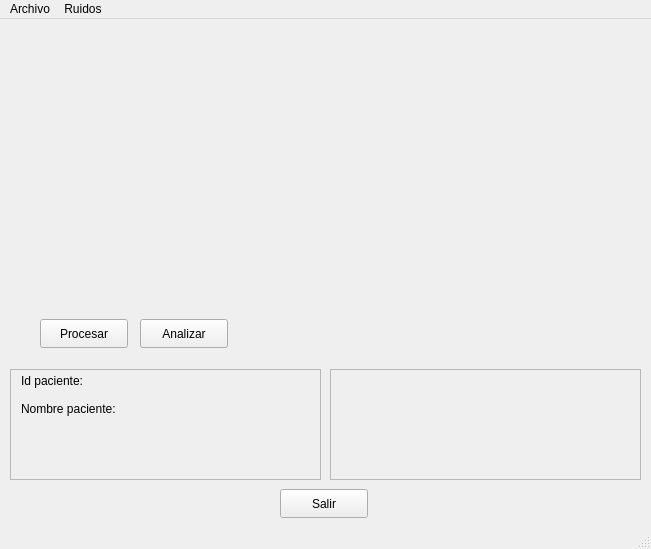
The window that dhdicom/visual/untitled.ui (ydiazn/dhdicom) describes before a commit, drawn with Qt 5.
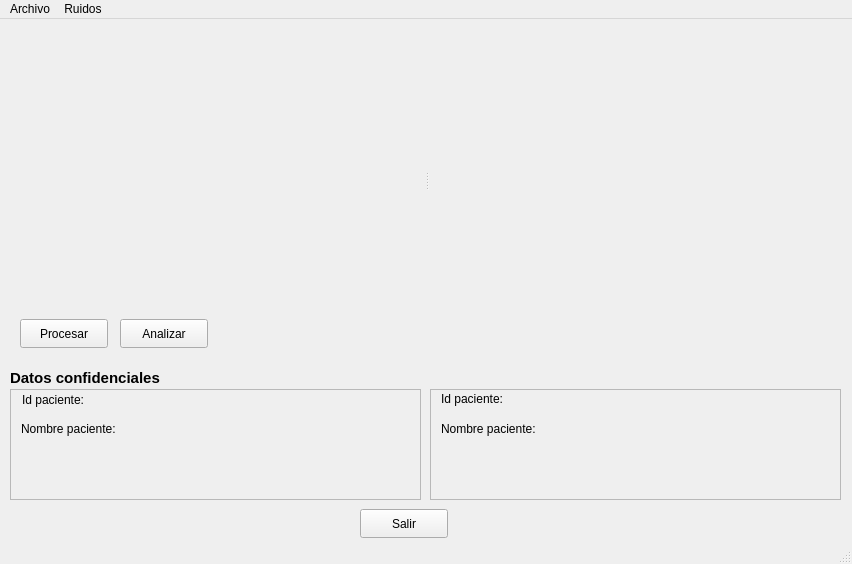
The same window after the commit.

Commit message: Modificando el visual  On branch 2-programacion-de-la-ui-con-pyqt4  Changes to be committed: 	modified:   dhdicom/visual/untitled.ui 	modified:   dhdicom/visual/visual.py

What changed in the file:
```diff
--- a/dhdicom/visual/untitled.ui
+++ b/dhdicom/visual/untitled.ui
@@ -6,8 +6,8 @@
    <rect>
     <x>0</x>
     <y>0</y>
-    <width>651</width>
-    <height>549</height>
+    <width>852</width>
+    <height>564</height>
    </rect>
   </property>
   <property name="windowTitle">
@@ -18,8 +18,8 @@
     <property name="geometry">
      <rect>
       <x>10</x>
-      <y>350</y>
-      <width>311</width>
+      <y>370</y>
+      <width>411</width>
       <height>111</height>
      </rect>
     </property>
@@ -31,17 +31,17 @@
       <rect>
        <x>0</x>
        <y>0</y>
-       <width>309</width>
+       <width>409</width>
        <height>109</height>
       </rect>
      </property>
      <widget class="QLabel" name="label_2">
       <property name="geometry">
        <rect>
-        <x>10</x>
-        <y>0</y>
-        <width>71</width>
-        <height>21</height>
+        <x>11</x>
+        <y>1</y>
+        <width>67</width>
+        <height>17</height>
        </rect>
       </property>
       <property name="text">
@@ -61,14 +61,44 @@
        <string>Nombre paciente:</string>
       </property>
      </widget>
+     <widget class="QLabel" name="lb_paciente_id">
+      <property name="geometry">
+       <rect>
+        <x>80</x>
+        <y>0</y>
+        <width>321</width>
+        <height>17</height>
+       </rect>
+      </property>
+      <property name="text">
+       <string/>
+      </property>
+     </widget>
+     <widget class="QLabel" name="lb_paciente_name">
+      <property name="geometry">
+       <rect>
+        <x>120</x>
+        <y>30</y>
+        <width>281</width>
+        <height>17</height>
+       </rect>
+      </property>
+      <property name="text">
+       <string/>
+      </property>
+     </widget>
+     <zorder>label_3</zorder>
+     <zorder>lb_paciente_name</zorder>
+     <zorder>label_2</zorder>
+     <zorder>lb_paciente_id</zorder>
     </widget>
    </widget>
    <widget class="QScrollArea" name="scrollArea_4">
     <property name="geometry">
      <rect>
-      <x>330</x>
-      <y>350</y>
-      <width>311</width>
+      <x>430</x>
+      <y>370</y>
+      <width>411</width>
       <height>111</height>
      </rect>
     </property>
@@ -80,17 +110,69 @@
       <rect>
        <x>0</x>
        <y>0</y>
-       <width>309</width>
+       <width>409</width>
        <height>109</height>
       </rect>
      </property>
+     <widget class="QLabel" name="label">
+      <property name="geometry">
+       <rect>
+        <x>10</x>
+        <y>0</y>
+        <width>71</width>
+        <height>17</height>
+       </rect>
+      </property>
+      <property name="text">
+       <string>Id paciente:</string>
+      </property>
+     </widget>
+     <widget class="QLabel" name="label_4">
+      <property name="geometry">
+       <rect>
+        <x>10</x>
+        <y>30</y>
+        <width>111</width>
+        <height>17</height>
+       </rect>
+      </property>
+      <property name="text">
+       <string>Nombre paciente:</string>
+      </property>
+     </widget>
+     <widget class="QLabel" name="lb_paciente_id_oculto">
+      <property name="geometry">
+       <rect>
+        <x>80</x>
+        <y>0</y>
+        <width>321</width>
+        <height>17</height>
+       </rect>
+      </property>
+      <property name="text">
+       <string/>
+      </property>
+     </widget>
+     <widget class="QLabel" name="lb_paciente_name_oculto">
+      <property name="geometry">
+       <rect>
+        <x>120</x>
+        <y>30</y>
+        <width>281</width>
+        <height>17</height>
+       </rect>
+      </property>
+      <property name="text">
+       <string/>
+      </property>
+     </widget>
     </widget>
    </widget>
    <widget class="QPushButton" name="btn_salir">
     <property name="geometry">
      <rect>
-      <x>280</x>
-      <y>470</y>
+      <x>360</x>
+      <y>490</y>
       <width>88</width>
       <height>29</height>
      </rect>
@@ -102,7 +184,7 @@
    <widget class="QPushButton" name="btn_procesar">
     <property name="geometry">
      <rect>
-      <x>40</x>
+      <x>20</x>
       <y>300</y>
       <width>88</width>
       <height>29</height>
@@ -115,7 +197,7 @@
    <widget class="QPushButton" name="btn_analizar">
     <property name="geometry">
      <rect>
-      <x>140</x>
+      <x>120</x>
       <y>300</y>
       <width>88</width>
       <height>29</height>
@@ -125,23 +207,44 @@
      <string>Analizar</string>
     </property>
    </widget>
-   <widget class="QWidget" name="">
+   <widget class="QLabel" name="label_5">
     <property name="geometry">
      <rect>
-      <x>20</x>
+      <x>10</x>
+      <y>350</y>
+      <width>151</width>
+      <height>17</height>
+     </rect>
+    </property>
+    <property name="font">
+     <font>
+      <pointsize>11</pointsize>
+      <weight>75</weight>
+      <bold>true</bold>
+     </font>
+    </property>
+    <property name="text">
+     <string>Datos confidenciales</string>
+    </property>
+   </widget>
+   <widget class="QSplitter" name="splitter">
+    <property name="geometry">
+     <rect>
+      <x>21</x>
       <y>30</y>
-      <width>611</width>
-      <height>251</height>
+      <width>811</width>
+      <height>261</height>
      </rect>
     </property>
-    <layout class="QHBoxLayout" name="horizontalLayout_2">
-     <item>
-      <layout class="QHBoxLayout" name="layout_original"/>
-     </item>
-     <item>
-      <layout class="QHBoxLayout" name="layout_procesada"/>
-     </item>
-    </layout>
+    <property name="orientation">
+     <enum>Qt::Horizontal</enum>
+    </property>
+    <widget class="QWidget" name="">
+     <layout class="QHBoxLayout" name="layout_original"/>
+    </widget>
+    <widget class="QWidget" name="">
+     <layout class="QHBoxLayout" name="layout_procesada"/>
+    </widget>
    </widget>
   </widget>
   <widget class="QMenuBar" name="menubar">
@@ -149,7 +252,7 @@
     <rect>
      <x>0</x>
      <y>0</y>
-     <width>651</width>
+     <width>852</width>
      <height>23</height>
     </rect>
    </property>
```
Left out of the diff: 14 changed lines with no effect on the pictures. The commit also changes 1 other file.
